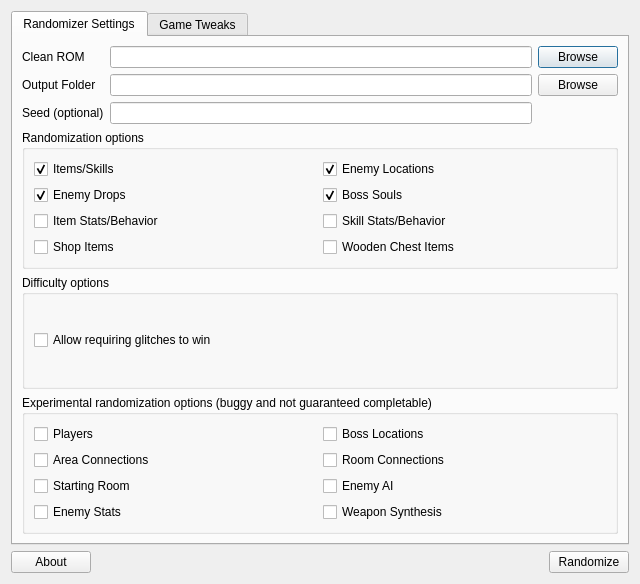
This is randomizer.ui in LagoLunatic/dsvrandom as Qt 5 draws it before an edit. The edited form follows.
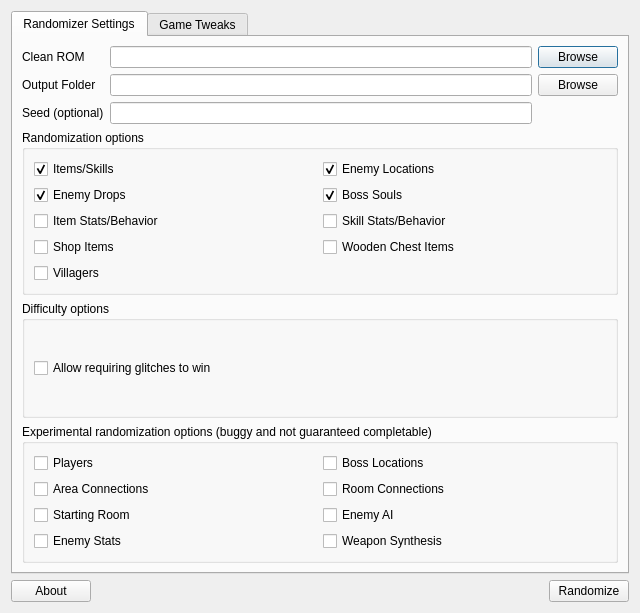
This is the edited form. Icons and pictures are not drawn.

Commit message: Add villager randomizer

```diff
--- a/randomizer.ui
+++ b/randomizer.ui
@@ -7,7 +7,7 @@
     <x>0</x>
     <y>0</y>
     <width>640</width>
-    <height>584</height>
+    <height>613</height>
    </rect>
   </property>
   <property name="windowTitle">
@@ -190,6 +190,20 @@
             </item>
            </layout>
           </item>
+          <item>
+           <layout class="QHBoxLayout" name="horizontalLayout_15">
+            <item>
+             <widget class="QCheckBox" name="randomize_villagers">
+              <property name="toolTip">
+               <string>Randomizes where villagers are located (OoE only).</string>
+              </property>
+              <property name="text">
+               <string>Villagers</string>
+              </property>
+             </widget>
+            </item>
+           </layout>
+          </item>
          </layout>
         </widget>
        </item>
```
The commit also changes 6 other files.
